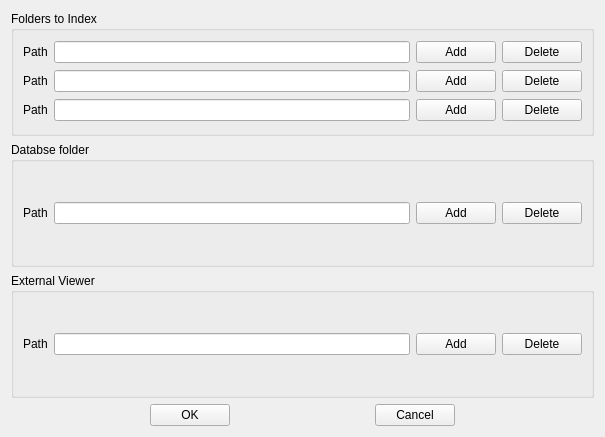
First picture: the form in settings.ui, repository PavloSolntsev/solxd, before the edit.
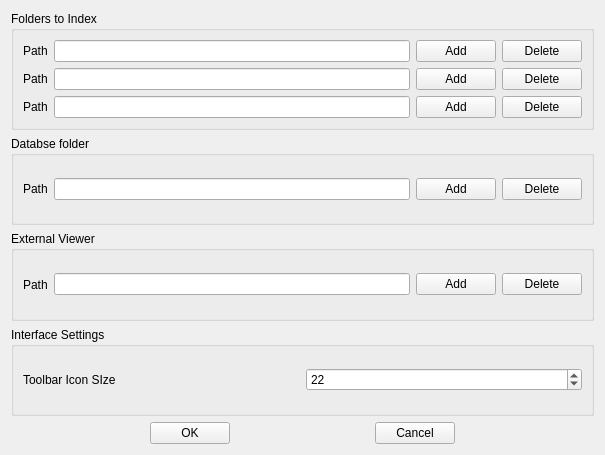
Second picture: the form after the edit.

The edit to the form file:
```diff
--- a/settings.ui
+++ b/settings.ui
@@ -10,7 +10,7 @@
     <x>0</x>
     <y>0</y>
     <width>605</width>
-    <height>437</height>
+    <height>455</height>
    </rect>
   </property>
   <property name="sizePolicy">
@@ -198,6 +198,36 @@
      </layout>
     </widget>
    </item>
+   <item>
+    <widget class="QGroupBox" name="groupBox_4">
+     <property name="title">
+      <string>Interface Settings</string>
+     </property>
+     <layout class="QHBoxLayout" name="horizontalLayout_6">
+      <item>
+       <layout class="QHBoxLayout" name="horizontalLayout_5">
+        <item>
+         <widget class="QLabel" name="label_2">
+          <property name="text">
+           <string>Toolbar Icon SIze</string>
+          </property>
+         </widget>
+        </item>
+        <item>
+         <widget class="QSpinBox" name="spinBox_iconsize">
+          <property name="minimum">
+           <number>8</number>
+          </property>
+          <property name="value">
+           <number>22</number>
+          </property>
+         </widget>
+        </item>
+       </layout>
+      </item>
+     </layout>
+    </widget>
+   </item>
    <item>
     <layout class="QHBoxLayout" name="horizontalLayout_2">
      <item>
```
